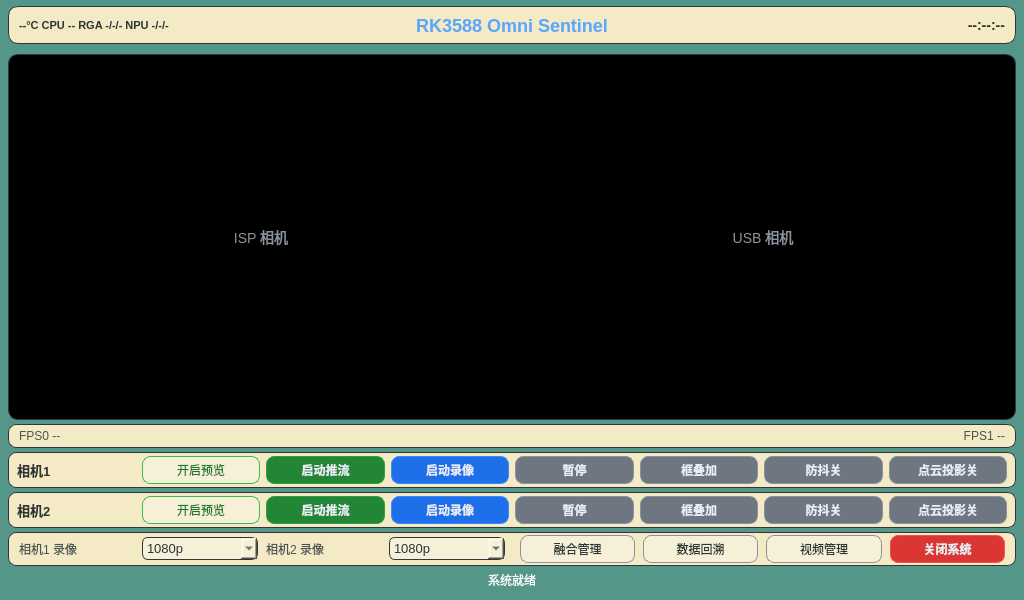
Davin-Liang/RK3588-Omni-Sentinel, file Software/APP/SentinelQT/widget.ui: the form before one commit.
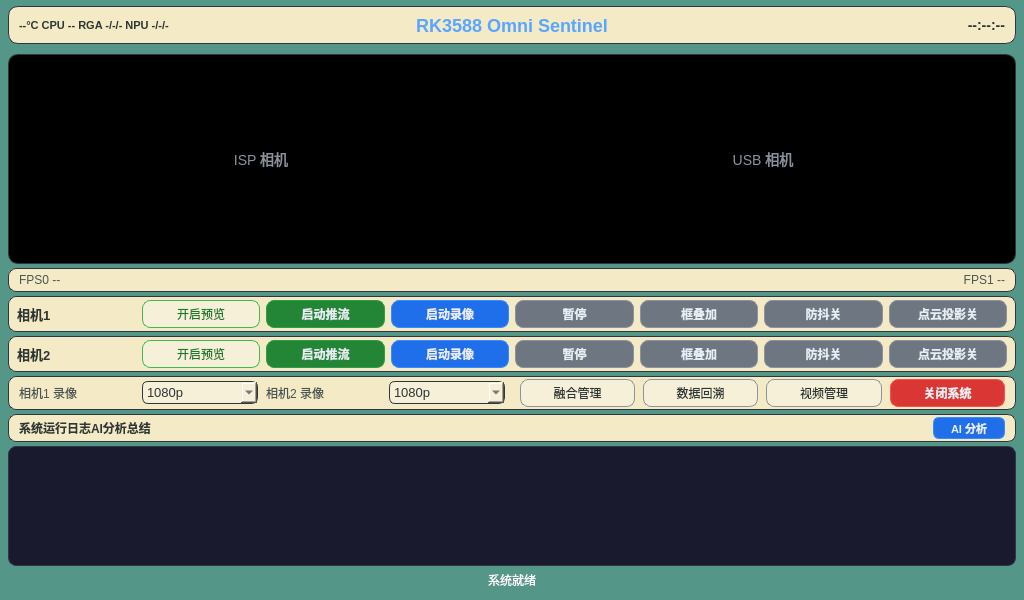
The form after the commit.

Commit message:
新增DeepSeek 1.5B大模型AI系统状态分析功能
- 新增 deepseek_ai_lib 静态库：封装rkllm C API，运行时dlopen加载librkllmrt.so
- 新增 AIReportWorker：独立QThread异步推理，200ms轮询
- QT界面：标题栏下方新增"AI 分析"按钮+aiReportText报告显示区
- 自动分析：可配置间隔（config.ini autoReportIntervalSec），支持热修改
- Web远程：API GET /api/v1/ai/report 触发实时推理，卡片展示结果
- 数据一致性：AI推理输入直接复用update_hw_usage_()算好的温度/CPU值
- 修复：AUTOMOC、dlopen加载崩溃、x8寄存器ABI、结构体偏移量、枚举值、竞态条件、OOM、Web超时等8个问题
- 文档：AI_Integration_Issues.md记录全部问题现象/原因/解决方案

Patch:
```diff
--- a/Software/APP/SentinelQT/widget.ui
+++ b/Software/APP/SentinelQT/widget.ui
@@ -454,6 +454,54 @@
        </item>
 
        <!-- 底部状态 -->
+       <!-- AI 分析按钮 + 报告显示区 -->
+       <item>
+        <widget class="QFrame" name="aiControlBar">
+         <property name="minimumSize"><size><width>0</width><height>28</height></size></property>
+         <property name="maximumSize"><size><width>16777215</width><height>28</height></size></property>
+         <property name="styleSheet">
+          <string notr="true">background-color: #F4EAC5; border: 1px solid #30363d; border-radius: 8px;</string>
+         </property>
+         <layout class="QHBoxLayout" name="aiControlLayout">
+          <property name="spacing"><number>6</number></property>
+          <property name="leftMargin"><number>10</number></property>
+          <property name="topMargin"><number>0</number></property>
+          <property name="rightMargin"><number>10</number></property>
+          <property name="bottomMargin"><number>0</number></property>
+          <item>
+           <widget class="QLabel" name="aiControlLabel">
+            <property name="text"><string>系统运行日志AI分析总结</string></property>
+            <property name="styleSheet">
+             <string notr="true">font-size: 12px; font-weight: 600; color: #2d3535; background: transparent; border: none;</string>
+            </property>
+           </widget>
+          </item>
+          <item><spacer><property name="orientation"><enum>Qt::Horizontal</enum></property></spacer></item>
+          <item>
+           <widget class="QPushButton" name="btnAIAnalysis">
+            <property name="text"><string>AI 分析</string></property>
+            <property name="minimumSize"><size><width>72</width><height>22</height></size></property>
+            <property name="maximumSize"><size><width>72</width><height>22</height></size></property>
+            <property name="styleSheet">
+             <string notr="true">font-size: 11px; font-weight: 600; color: #e6edf3; background-color: #1f6feb; border: 1px solid #388bfd; border-radius: 6px; padding: 0 6px;</string>
+            </property>
+           </widget>
+          </item>
+         </layout>
+        </widget>
+       </item>
+
+       <item>
+        <widget class="QTextEdit" name="aiReportText">
+         <property name="minimumSize"><size><width>0</width><height>60</height></size></property>
+         <property name="maximumSize"><size><width>16777215</width><height>120</height></size></property>
+         <property name="readOnly"><bool>true</bool></property>
+         <property name="styleSheet">
+          <string notr="true">QTextEdit { background-color: #1a1a2e; border: 1px solid #30363d; border-radius: 8px; font-size: 12px; color: #e6edf3; padding: 6px; } QScrollBar:vertical { width: 6px; }</string>
+         </property>
+        </widget>
+       </item>
+
        <item>
         <widget class="QLabel" name="statusLabel">
          <property name="text"><string>系统就绪</string></property>
```
The commit also changes 13 other files.
